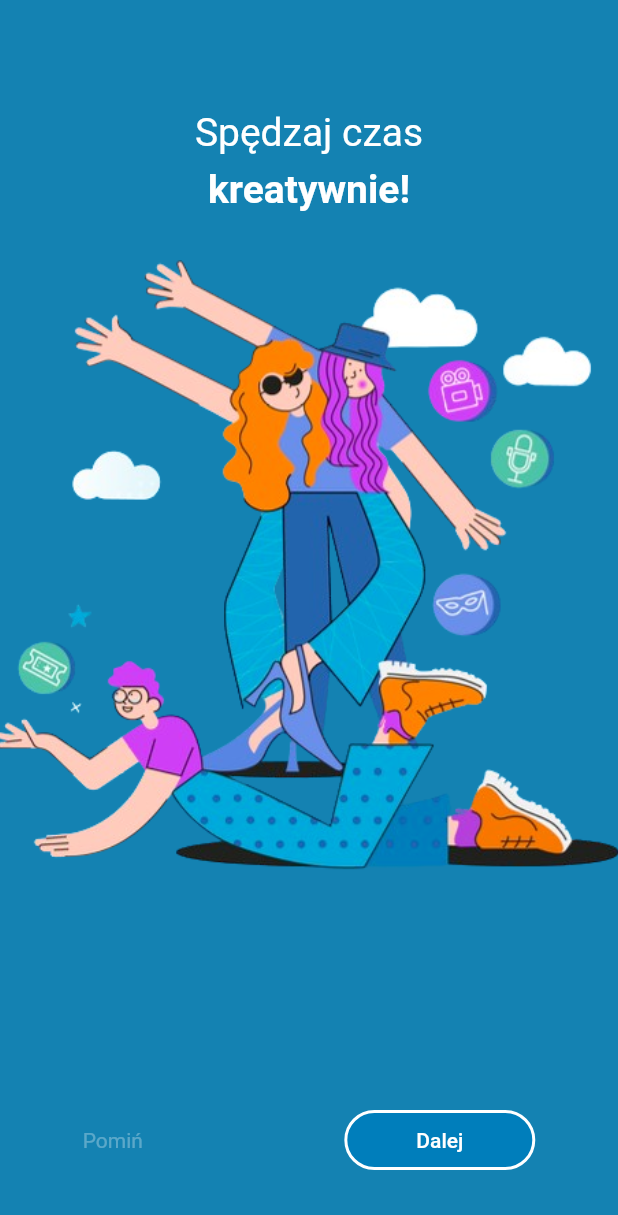
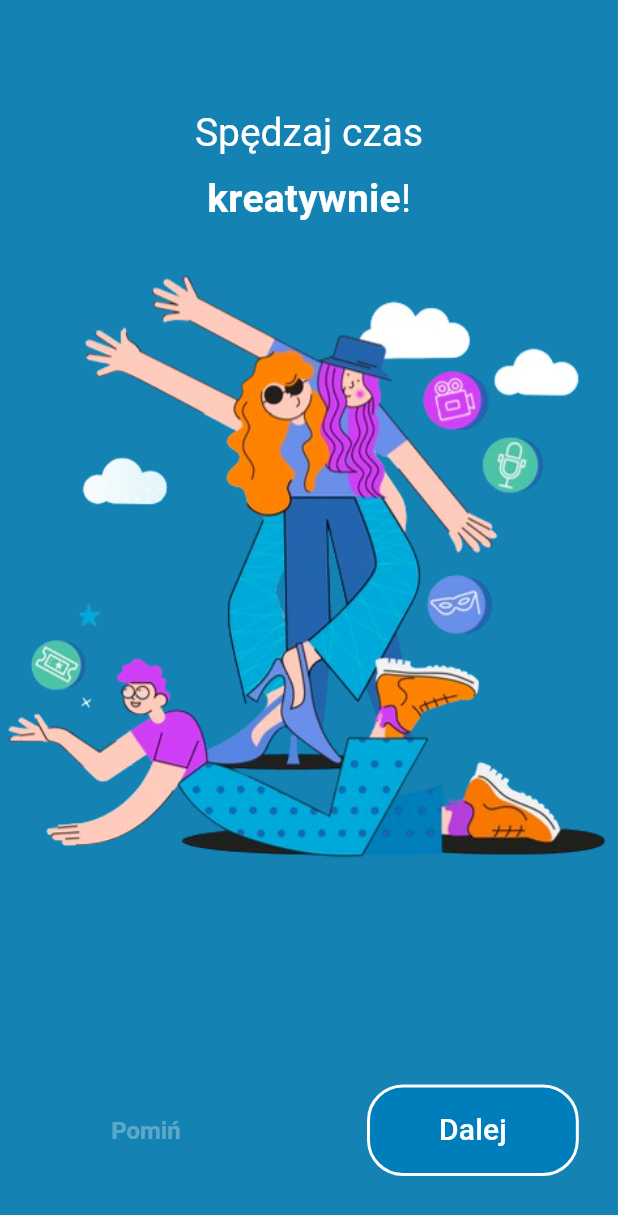
Before and after one commit to Zalezny/splash_app, a Flutter app: the screen it shows after launch, on a phone screen of 412 x 824 dp. Shown: the top 1215 px of the screen. Run offline on Flutter 3.47's test engine with Material 3 defaults, Android fonts, the phone set to English and light mode, and no system bars.

Commit message:
Create app theme and add custom bold text

```diff
--- a/lib/controllers/splash_page_controller.dart
+++ b/lib/controllers/splash_page_controller.dart
@@ -1,7 +1,8 @@
 import 'package:flutter/material.dart';
-import '../models/splash_page_data.dart';
+
 import '../core/constants/app_assets.dart';
 import '../core/constants/app_strings.dart';
+import '../models/splash_page_data.dart';
 
 class SplashPageController extends ChangeNotifier {
   final PageController pageController = PageController();
@@ -9,33 +10,60 @@ class SplashPageController extends ChangeNotifier {
 
   final List<SplashPageData> pages = const [
     SplashPageData(
-      titleFirstLine: AppStrings.spendTimeTitle,
-      titleSecondLine: AppStrings.spendTimeSubtitle,
+      titleFirstLineParts: [
+        TextPart(AppStrings.spendTimeTitle),
+      ],
+      titleSecondLineParts: [
+        TextPart(AppStrings.creativelyBold, isBold: true),
+        TextPart(AppStrings.exclamationMark),
+      ],
       imagePath: AppAssets.image2,
     ),
     SplashPageData(
-      titleFirstLine: AppStrings.discoverTitle,
-      titleSecondLine: AppStrings.discoverSubtitle,
+      titleFirstLineParts: [
+        TextPart(AppStrings.participateBold, isBold: true),
+      ],
+      titleSecondLineParts: [
+        TextPart(AppStrings.inEventsSuffix),
+      ],
       imagePath: AppAssets.image3,
     ),
     SplashPageData(
-      titleFirstLine: AppStrings.haveTitle,
-      titleSecondLine: AppStrings.haveSubtitle,
+      titleFirstLineParts: [
+        TextPart(AppStrings.exploreTitle),
+      ],
+      titleSecondLineParts: [
+        TextPart(AppStrings.undiscoveredPrefix),
+        TextPart(AppStrings.pathsBold, isBold: true),
+        TextPart(AppStrings.exclamationMark),
+      ],
       imagePath: AppAssets.image4,
     ),
     SplashPageData(
-      titleFirstLine: AppStrings.catchTitle,
-      titleSecondLine: AppStrings.catchSubtitle,
+      titleFirstLineParts: [
+        TextPart(AppStrings.setTitle),
+      ],
+      titleSecondLineParts: [
+        TextPart(AppStrings.remindersBold, isBold: true),
+        TextPart(AppStrings.exclamationMark),
+      ],
       imagePath: AppAssets.image5,
     ),
     SplashPageData(
-      titleFirstLine: "Bądź na bieżąco",
-      titleSecondLine: "",
+      titleFirstLineParts: [
+        TextPart(AppStrings.stayTitle),
+        TextPart(AppStrings.upToDateBold, isBold: true),
+        TextPart(AppStrings.exclamationMark),
+      ],
+      titleSecondLineParts: [],
       imagePath: AppAssets.image6,
     ),
     SplashPageData(
-      titleFirstLine: "Złap swój rytm",
-      titleSecondLine: "",
+      titleFirstLineParts: [
+        TextPart(AppStrings.catchTitle),
+        TextPart(AppStrings.yourRhythmBold, isBold: true),
+      ],
+      titleSecondLineParts: [],
       imagePath: AppAssets.image1,
     ),
   ];
--- a/lib/core/constants/app_strings.dart
+++ b/lib/core/constants/app_strings.dart
@@ -1,21 +1,30 @@
 class AppStrings {
-  // Private constructor to prevent instantiation
-  AppStrings._();
+  // First line titles
+  static const spendTimeTitle = 'Spędzaj czas';
+  static const participateTitle = 'Bierz udział';
+  static const exploreTitle = 'Poznawaj';
+  static const setTitle = 'Ustawiaj ';
+  static const stayTitle = 'Bądź ';
+  static const catchTitle = 'Złap ';
 
-  // Splash page titles
-  static const String spendTimeTitle = 'Spędzaj czas';
-  static const String spendTimeSubtitle = 'kreatywnie!';
+  // Bold parts
+  static const creativelyBold = 'kreatywnie';
+  static const participateBold = 'Bierz udział';
+  static const pathsBold = 'szlaki';
+  static const remindersBold = 'przypomnienia';
+  static const upToDateBold = 'na bieżąco';
+  static const yourRhythmBold = 'swój rytm';
 
-  static const String discoverTitle = 'Bierz udział';
-  static const String discoverSubtitle = 'w wydarzeniach!';
+  // Second line parts
+  static const inEventsSuffix = 'w wydarzeniach!';
+  static const undiscoveredPrefix = 'nieodkryte ';
+  static const exclamationMark = '!';
 
-  static const String haveTitle = 'Poznawaj';
-  static const String haveSubtitle = 'nieodkryte szlaki!';
+  // Common parts
+  static const withOthers = 'z innymi';
+  static const everyDay = 'każdego dnia';
+  static const withUs = 'z nami';
 
-  static const String catchTitle = 'Ustawiaj';
-  static const String catchSubtitle = 'powiadomienia!';
-
-  // Buttons
   static const String skip = 'Pomiń';
   static const String next = 'Dalej';
   static const String letsStart = 'Zaczynamy!';
--- a/lib/core/themes/app_theme.dart
+++ b/lib/core/themes/app_theme.dart
@@ -3,34 +3,45 @@ import '../constants/app_colors.dart';
 
 class AppTheme {
   static ThemeData get theme => ThemeData(
-        colorScheme: ColorScheme.fromSeed(seedColor: AppColors.primary),
+        primaryColor: AppColors.primary,
         scaffoldBackgroundColor: AppColors.primary,
-        useMaterial3: false,
         textTheme: const TextTheme(
-          // Dla głównych nagłówków (pierwsza linia w splash)
+          // Styl dla głównych tytułów
           titleLarge: TextStyle(
             fontSize: 26,
             color: AppColors.textWhite,
             fontWeight: FontWeight.w400,
-            height: 1.2,
           ),
-          // Dla podtytułów (druga linia w splash)
+          // Styl dla pogrubionych tytułów
           titleMedium: TextStyle(
             fontSize: 26,
             color: AppColors.textWhite,
             fontWeight: FontWeight.bold,
-            height: 1.2,
           ),
-          // Dla przycisków
+          // Styl dla przycisków
           labelLarge: TextStyle(
+            fontSize: 16,
             color: AppColors.textWhite,
-            fontSize: 14,
-            fontWeight: FontWeight.w500,
+            fontWeight: FontWeight.w600,
           ),
-          // Dla tekstu "Pomiń"
+          // Styl dla przycisków pomocniczych (np. "Pomiń")
           labelMedium: TextStyle(
-            fontSize: 14,
-            fontWeight: FontWeight.w400,
+            fontSize: 16,
+            color: AppColors.textWhite70,
+            fontWeight: FontWeight.w600,
+          ),
+        ),
+        textButtonTheme: TextButtonThemeData(
+          style: TextButton.styleFrom(
+            foregroundColor: AppColors.textWhite70,
+            padding: const EdgeInsets.symmetric(
+              horizontal: 48,
+              vertical: 16,
+            ),
+            textStyle: const TextStyle(
+              fontSize: 16,
+              fontWeight: FontWeight.w600,
+            ),
           ),
         ),
         elevatedButtonTheme: ElevatedButtonThemeData(
@@ -38,7 +49,7 @@ class AppTheme {
             backgroundColor: AppColors.primaryDark,
             padding: const EdgeInsets.symmetric(
               horizontal: 48,
-              vertical: 12,
+              vertical: 16,
             ),
             shape: RoundedRectangleBorder(
               borderRadius: BorderRadius.circular(24),
--- a/lib/main.dart
+++ b/lib/main.dart
@@ -1,6 +1,6 @@
 import 'package:flutter/material.dart';
-import 'package:splash_app/core/constants/app_colors.dart';
-import 'package:splash_app/screens/splash_page.dart';
+import 'core/themes/app_theme.dart';
+import 'screens/splash_page.dart';
 
 void main() {
   runApp(const MyApp());
@@ -9,15 +9,11 @@ void main() {
 class MyApp extends StatelessWidget {
   const MyApp({super.key});
 
-  // This widget is the root of your application.
   @override
   Widget build(BuildContext context) {
     return MaterialApp(
-      theme: ThemeData(
-        colorScheme: ColorScheme.fromSeed(seedColor: AppColors.primary),
-        scaffoldBackgroundColor: AppColors.primary,
-        useMaterial3: false,
-      ),
+      title: 'Splash App',
+      theme: AppTheme.theme,
       home: const SplashPage(),
     );
   }
--- a/lib/models/splash_page_data.dart
+++ b/lib/models/splash_page_data.dart
@@ -1,11 +1,22 @@
 class SplashPageData {
   final String titleFirstLine;
+  final List<TextPart> titleFirstLineParts;
   final String titleSecondLine;
+  final List<TextPart> titleSecondLineParts;
   final String imagePath;
 
   const SplashPageData({
-    required this.titleFirstLine,
-    required this.titleSecondLine,
+    this.titleFirstLine = '',
+    this.titleFirstLineParts = const [],
+    this.titleSecondLine = '',
+    this.titleSecondLineParts = const [],
     required this.imagePath,
   });
 }
+
+class TextPart {
+  final String text;
+  final bool isBold;
+
+  const TextPart(this.text, {this.isBold = false});
+}
--- a/lib/screens/splash_page.dart
+++ b/lib/screens/splash_page.dart
@@ -1,7 +1,7 @@
 import 'package:flutter/material.dart';
 
 import '../controllers/splash_page_controller.dart';
-import '../core/constants/app_colors.dart';
+import '../models/splash_page_data.dart';
 import '../widgets/splash_page_buttons.dart';
 import '../widgets/splash_page_image.dart';
 
@@ -30,10 +30,24 @@ class _SplashPageState extends State<SplashPage> {
     super.dispose();
   }
 
+  Widget _buildRichText(List<TextPart> parts) {
+    final textTheme = Theme.of(context).textTheme;
+    return RichText(
+      text: TextSpan(
+        style: textTheme.titleLarge,
+        children: parts.map((part) {
+          return TextSpan(
+            text: part.text,
+            style: part.isBold ? textTheme.titleMedium : null,
+          );
+        }).toList(),
+      ),
+    );
+  }
+
   @override
   Widget build(BuildContext context) {
     return Scaffold(
-      backgroundColor: AppColors.primary,
       body: SafeArea(
         child: Column(
           children: [
@@ -49,23 +63,11 @@ class _SplashPageState extends State<SplashPage> {
                   final page = _controller.pages[index];
                   return Column(
                     children: [
-                      Text(
-                        page.titleFirstLine,
-                        style: const TextStyle(
-                          fontSize: 26,
-                          color: AppColors.textWhite,
-                          fontWeight: FontWeight.w400,
-                        ),
-                      ),
-                      const SizedBox(height: 8),
-                      Text(
-                        page.titleSecondLine,
-                        style: const TextStyle(
-                          fontSize: 26,
-                          color: AppColors.textWhite,
-                          fontWeight: FontWeight.bold,
-                        ),
-                      ),
+                      _buildRichText(page.titleFirstLineParts),
+                      if (page.titleSecondLineParts.isNotEmpty) ...[
+                        const SizedBox(height: 8),
+                        _buildRichText(page.titleSecondLineParts),
+                      ],
                       const SizedBox(height: 20),
                       SplashPageImage(
                         imagePath: page.imagePath,
--- /dev/null
+++ b/lib/widgets/frame_button.dart
@@ -0,0 +1,24 @@
+import 'package:flutter/material.dart';
+
+import '../core/constants/app_colors.dart';
+
+class FrameButton extends StatelessWidget {
+  final VoidCallback? onPressed;
+  final String text;
+  const FrameButton({super.key, required this.onPressed, required this.text});
+
+  @override
+  Widget build(BuildContext context) {
+    return ElevatedButton(
+      onPressed: onPressed,
+      child: Text(
+        text,
+        style: const TextStyle(
+          color: AppColors.textWhite,
+          fontSize: 20,
+          fontWeight: FontWeight.w500,
+        ),
+      ),
+    );
+  }
+}
--- a/lib/widgets/splash_page_buttons.dart
+++ b/lib/widgets/splash_page_buttons.dart
@@ -1,6 +1,7 @@
 import 'package:flutter/material.dart';
 import '../core/constants/app_strings.dart';
 import '../core/constants/app_colors.dart';
+import 'frame_button.dart';
 
 class SplashPageButtons extends StatelessWidget {
   final int currentPage;
@@ -21,45 +22,12 @@ class SplashPageButtons extends StatelessWidget {
   @override
   Widget build(BuildContext context) {
     if (currentPage == totalPages - 1) {
-      return _StartButton(onStart: onStart);
+      return FrameButton(onPressed: onStart, text: AppStrings.letsStart);
     }
     return _NavigationButtons(
       currentPage: currentPage,
       onNext: onNext,
       onPrevious: onPrevious,
-    );
-  }
-}
-
-class _StartButton extends StatelessWidget {
-  final VoidCallback? onStart;
-
-  const _StartButton({this.onStart});
-
-  @override
-  Widget build(BuildContext context) {
-    return ElevatedButton(
-      onPressed: onStart,
-      style: ElevatedButton.styleFrom(
-        backgroundColor: AppColors.primaryDark,
-        padding: const EdgeInsets.symmetric(
-          horizontal: 48,
-          vertical: 12,
-        ),
-        shape: RoundedRectangleBorder(
-          borderRadius: BorderRadius.circular(24),
-          side: const BorderSide(color: AppColors.borderWhite, width: 2),
-        ),
-        elevation: 0,
-      ),
-      child: const Text(
-        AppStrings.letsStart,
-        style: TextStyle(
-          color: AppColors.textWhite,
-          fontSize: 14,
-          fontWeight: FontWeight.w500,
-        ),
-      ),
     );
   }
 }
@@ -80,40 +48,17 @@ class _NavigationButtons extends StatelessWidget {
     return Row(
       mainAxisAlignment: MainAxisAlignment.spaceEvenly,
       children: [
-        GestureDetector(
-          onTap: onPrevious,
+        TextButton(
+          onPressed: onPrevious,
           child: Text(
             AppStrings.skip,
             style: TextStyle(
               color: currentPage > 0 ? AppColors.textWhite70 : AppColors.textWhite30,
-              fontSize: 14,
             ),
           ),
         ),
         const SizedBox(width: 24),
-        ElevatedButton(
-          onPressed: onNext,
-          style: ElevatedButton.styleFrom(
-            backgroundColor: AppColors.primaryDark,
-            padding: const EdgeInsets.symmetric(
-              horizontal: 48,
-              vertical: 12,
-            ),
-            shape: RoundedRectangleBorder(
-              borderRadius: BorderRadius.circular(24),
-              side: const BorderSide(color: AppColors.borderWhite, width: 2),
-            ),
-            elevation: 0,
-          ),
-          child: const Text(
-            AppStrings.next,
-            style: TextStyle(
-              color: AppColors.textWhite,
-              fontSize: 14,
-              fontWeight: FontWeight.w500,
-            ),
-          ),
-        ),
+        FrameButton(onPressed: onNext, text: AppStrings.next),
       ],
     );
   }
```
